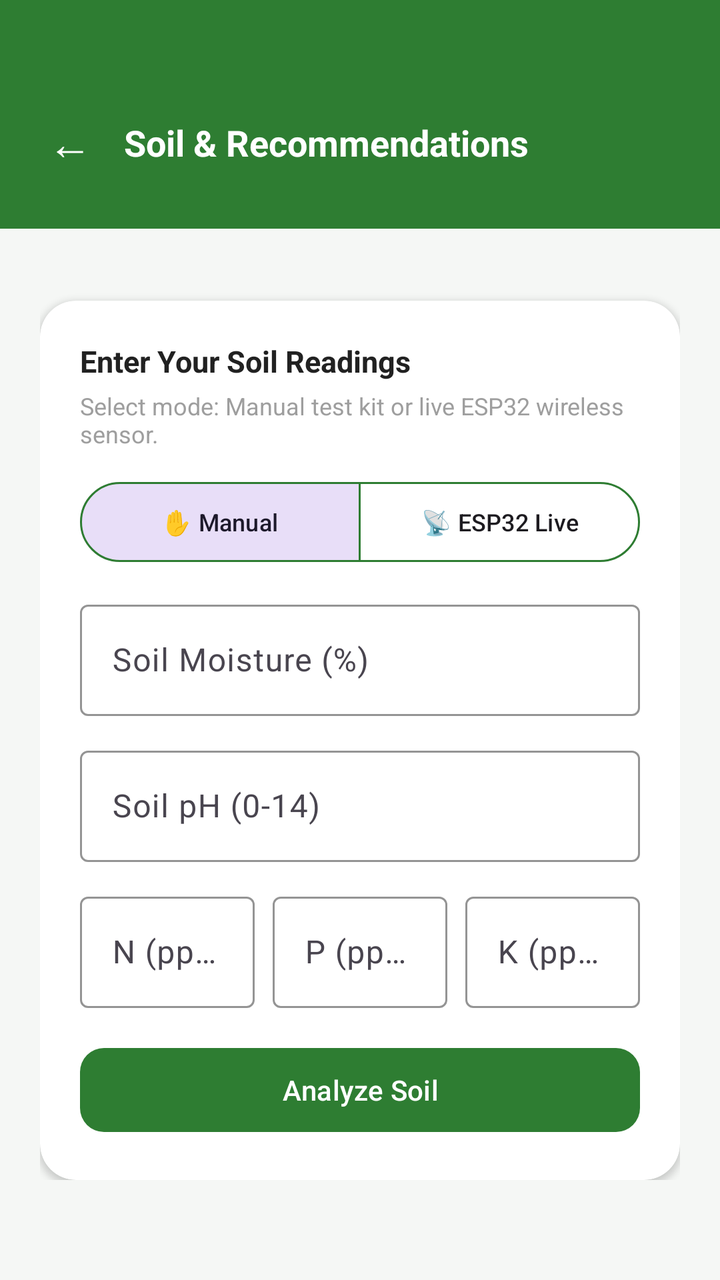
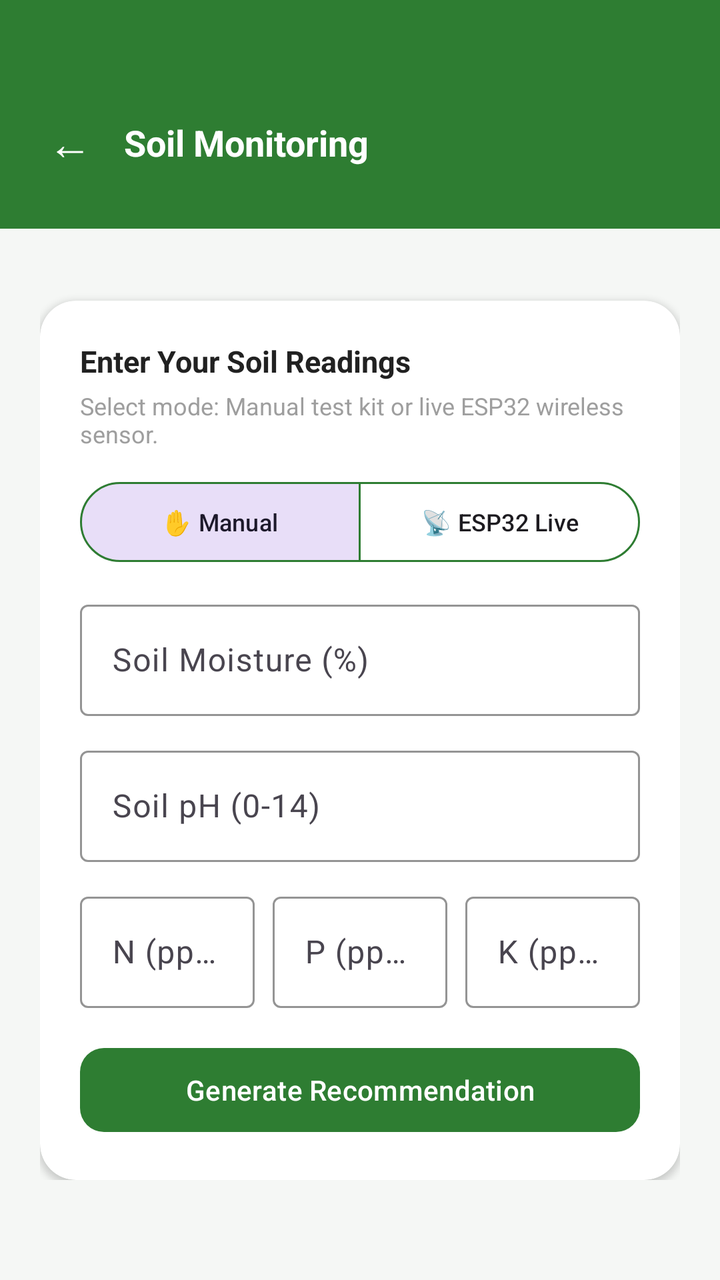

Before-and-after screenshots of an Android layout around one commit, followed by the original layout XML and the change that was made.
<!-- AndroidManifest.xml: application theme Theme.Vinland -->
<!-- res/layout/activity_recommendation.xml -->
<?xml version="1.0" encoding="utf-8"?>
<androidx.core.widget.NestedScrollView xmlns:android="http://schemas.android.com/apk/res/android"
    xmlns:app="http://schemas.android.com/apk/res-auto"
    android:layout_width="match_parent"
    android:layout_height="match_parent"
    android:background="#F5F7F5"
    android:clipToPadding="false"
    android:fillViewport="true">

    <LinearLayout
        android:layout_width="match_parent"
        android:layout_height="wrap_content"
        android:orientation="vertical">

        
        <LinearLayout
            android:layout_width="match_parent"
            android:layout_height="wrap_content"
            android:orientation="horizontal"
            android:gravity="center_vertical"
            android:background="#2E7D32"
            android:paddingTop="48dp"
            android:paddingBottom="20dp"
            android:paddingHorizontal="16dp">

            <TextView
                android:id="@+id/tvBack"
                android:layout_width="wrap_content"
                android:layout_height="wrap_content"
                android:text="←"
                android:textSize="22sp"
                android:textColor="#FFFFFF"
                android:padding="8dp" />

            <TextView
                android:layout_width="wrap_content"
                android:layout_height="wrap_content"
                android:layout_marginStart="8dp"
                android:text="Soil &amp; Recommendations"
                android:textSize="18sp"
                android:textStyle="bold"
                android:textColor="#FFFFFF" />
        </LinearLayout>

        <LinearLayout
            android:layout_width="match_parent"
            android:layout_height="wrap_content"
            android:orientation="vertical"
            android:paddingHorizontal="20dp"
            android:paddingTop="20dp"
            android:paddingBottom="40dp">

            
            <com.google.android.material.card.MaterialCardView
                android:layout_width="match_parent"
                android:layout_height="wrap_content"
                android:layout_marginTop="16dp"
                app:cardCornerRadius="18dp"
                app:cardElevation="2dp"
                app:strokeWidth="0dp"
                app:cardBackgroundColor="#FFFFFF">

                <LinearLayout
                    android:layout_width="match_parent"
                    android:layout_height="wrap_content"
                    android:orientation="vertical"
                    android:padding="20dp">

                    <TextView
                        android:id="@+id/tvInputHeader"
                        android:layout_width="wrap_content"
                        android:layout_height="wrap_content"
                        android:text="Enter Your Soil Readings"
                        android:textStyle="bold"
                        android:textColor="#212121"
                        android:textSize="15sp"
                        android:layout_marginBottom="4dp" />

                    <TextView
                        android:id="@+id/tvInputSubheader"
                        android:layout_width="wrap_content"
                        android:layout_height="wrap_content"
                        android:text="Select mode: Manual test kit or live ESP32 wireless sensor."
                        android:textColor="#9E9E9E"
                        android:textSize="12sp"
                        android:layout_marginBottom="12dp" />

                    
                    <com.google.android.material.button.MaterialButtonToggleGroup
                        android:id="@+id/toggleGroupMode"
                        android:layout_width="match_parent"
                        android:layout_height="wrap_content"
                        android:layout_marginBottom="12dp"
                        app:singleSelection="true"
                        app:selectionRequired="true"
                        app:checkedButton="@id/btnModeManual">

                        <com.google.android.material.button.MaterialButton
                            android:id="@+id/btnModeManual"
                            style="@style/Widget.Material3.Button.OutlinedButton"
                            android:layout_width="0dp"
                            android:layout_height="wrap_content"
                            android:layout_weight="1"
                            android:text="✋ Manual"
                            android:textAllCaps="false"
                            android:textSize="12sp"
                            app:strokeColor="#2E7D32" />

                        <com.google.android.material.button.MaterialButton
                            android:id="@+id/btnModeAuto"
                            style="@style/Widget.Material3.Button.OutlinedButton"
                            android:layout_width="0dp"
                            android:layout_height="wrap_content"
                            android:layout_weight="1"
                            android:text="📡 ESP32 Live"
                            android:textAllCaps="false"
                            android:textSize="12sp"
                            app:strokeColor="#2E7D32" />
                    </com.google.android.material.button.MaterialButtonToggleGroup>

                    
                    <com.google.android.material.card.MaterialCardView
                        android:id="@+id/cardLiveSensorBanner"
                        android:layout_width="match_parent"
                        android:layout_height="wrap_content"
                        android:layout_marginBottom="14dp"
                        android:visibility="gone"
                        app:cardCornerRadius="12dp"
                        app:cardElevation="0dp"
                        app:strokeWidth="1dp"
                        app:strokeColor="#81C784"
                        app:cardBackgroundColor="#E8F5E9">

                        <LinearLayout
                            android:layout_width="match_parent"
                            android:layout_height="wrap_content"
                            android:orientation="vertical"
                            android:padding="12dp">

                            <LinearLayout
                                android:layout_width="match_parent"
                                android:layout_height="wrap_content"
                                android:orientation="horizontal"
                                android:gravity="center_vertical">

                                <TextView
                                    android:id="@+id/tvLiveStatusDot"
                                    android:layout_width="wrap_content"
                                    android:layout_height="wrap_content"
                                    android:text="🟡"
                                    android:textSize="14sp"
                                    android:layout_marginEnd="6dp" />

                                <TextView
                                    android:id="@+id/tvLiveStatusText"
                                    android:layout_width="0dp"
                                    android:layout_height="wrap_content"
                                    android:layout_weight="1"
                                    android:text="Listening to VINLAND-ESP32-01..."
                                    android:textColor="#2E7D32"
                                    android:textSize="13sp"
                                    android:textStyle="bold" />

                                <TextView
                                    android:id="@+id/tvChangeDevice"
                                    android:layout_width="wrap_content"
                                    android:layout_height="wrap_content"
                                    android:text="Change ID"
                                    android:textColor="#1B5E20"
                                    android:textSize="12sp"
                                    android:textStyle="bold"
                                    android:padding="4dp" />
                            </LinearLayout>

                            <TextView
                                android:id="@+id/tvLiveLastUpdated"
                                android:layout_width="match_parent"
                                android:layout_height="wrap_content"
                                android:layout_marginTop="2dp"
                                android:text="Waiting for sensor telemetry..."
                                android:textColor="#486B4A"
                                android:textSize="11sp" />
                        </LinearLayout>
                    </com.google.android.material.card.MaterialCardView>

                    
                    <com.google.android.material.textfield.TextInputLayout
                        style="@style/Widget.Material3.TextInputLayout.OutlinedBox"
                        android:layout_width="match_parent"
                        android:layout_height="wrap_content"
                        android:hint="Soil Moisture (%)"
                        app:boxStrokeColor="#2E7D32"
                        app:hintTextColor="#2E7D32">

                        <com.google.android.material.textfield.TextInputEditText
                            android:id="@+id/etMoisture"
                            android:layout_width="match_parent"
                            android:layout_height="wrap_content"
                            android:inputType="numberDecimal" />
                    </com.google.android.material.textfield.TextInputLayout>

                    
                    <com.google.android.material.textfield.TextInputLayout
                        style="@style/Widget.Material3.TextInputLayout.OutlinedBox"
                        android:layout_width="match_parent"
                        android:layout_height="wrap_content"
                        android:layout_marginTop="12dp"
                        android:hint="Soil pH (0-14)"
                        app:boxStrokeColor="#2E7D32"
                        app:hintTextColor="#2E7D32">

                        <com.google.android.material.textfield.TextInputEditText
                            android:id="@+id/etPh"
                            android:layout_width="match_parent"
                            android:layout_height="wrap_content"
                            android:inputType="numberDecimal" />
                    </com.google.android.material.textfield.TextInputLayout>

                    
                    <LinearLayout
                        android:layout_width="match_parent"
                        android:layout_height="wrap_content"
                        android:orientation="horizontal"
                        android:layout_marginTop="12dp">

                        <com.google.android.material.textfield.TextInputLayout
                            style="@style/Widget.Material3.TextInputLayout.OutlinedBox"
                            android:layout_width="0dp"
                            android:layout_height="wrap_content"
                            android:layout_weight="1"
                            android:layout_marginEnd="6dp"
                            android:hint="N (ppm)"
                            app:boxStrokeColor="#2E7D32"
                            app:hintTextColor="#2E7D32">

                            <com.google.android.material.textfield.TextInputEditText
                                android:id="@+id/etNitrogen"
                                android:layout_width="match_parent"
                                android:layout_height="wrap_content"
                                android:inputType="numberDecimal" />
                        </com.google.android.material.textfield.TextInputLayout>

                        <com.google.android.material.textfield.TextInputLayout
                            style="@style/Widget.Material3.TextInputLayout.OutlinedBox"
                            android:layout_width="0dp"
                            android:layout_height="wrap_content"
                            android:layout_weight="1"
                            android:layout_marginStart="3dp"
                            android:layout_marginEnd="3dp"
                            android:hint="P (ppm)"
                            app:boxStrokeColor="#2E7D32"
                            app:hintTextColor="#2E7D32">

                            <com.google.android.material.textfield.TextInputEditText
                                android:id="@+id/etPhosphorus"
                                android:layout_width="match_parent"
                                android:layout_height="wrap_content"
                                android:inputType="numberDecimal" />
                        </com.google.android.material.textfield.TextInputLayout>

                        <com.google.android.material.textfield.TextInputLayout
                            style="@style/Widget.Material3.TextInputLayout.OutlinedBox"
                            android:layout_width="0dp"
                            android:layout_height="wrap_content"
                            android:layout_weight="1"
                            android:layout_marginStart="6dp"
                            android:hint="K (ppm)"
                            app:boxStrokeColor="#2E7D32"
                            app:hintTextColor="#2E7D32">

                            <com.google.android.material.textfield.TextInputEditText
                                android:id="@+id/etPotassium"
                                android:layout_width="match_parent"
                                android:layout_height="wrap_content"
                                android:inputType="numberDecimal" />
                        </com.google.android.material.textfield.TextInputLayout>
                    </LinearLayout>

                    <TextView
                        android:id="@+id/tvInputError"
                        android:layout_width="match_parent"
                        android:layout_height="wrap_content"
                        android:layout_marginTop="10dp"
                        android:textColor="#D32F2F"
                        android:textSize="13sp"
                        android:visibility="gone" />

                    <com.google.android.material.button.MaterialButton
                        android:id="@+id/btnAnalyze"
                        android:layout_width="match_parent"
                        android:layout_height="50dp"
                        android:layout_marginTop="16dp"
                        android:text="Analyze Soil"
                        android:textAllCaps="false"
                        app:cornerRadius="12dp"
                        app:backgroundTint="#2E7D32" />

                </LinearLayout>
            </com.google.android.material.card.MaterialCardView>

            
            <LinearLayout
                android:id="@+id/layoutResults"
                android:layout_width="match_parent"
                android:layout_height="wrap_content"
                android:orientation="vertical"
                android:layout_marginTop="20dp"
                android:visibility="gone">

                
                <com.google.android.material.card.MaterialCardView
                    android:id="@+id/cardAiInsights"
                    android:layout_width="match_parent"
                    android:layout_height="wrap_content"
                    android:layout_marginBottom="14dp"
                    app:cardCornerRadius="16dp"
                    app:cardElevation="0dp"
                    app:strokeWidth="1dp"
                    app:strokeColor="#A5D6A7"
                    app:cardBackgroundColor="#F1F8E9">

                    <LinearLayout
                        android:layout_width="match_parent"
                        android:layout_height="wrap_content"
                        android:orientation="vertical"
                        android:padding="16dp">

                        <LinearLayout
                            android:layout_width="match_parent"
                            android:layout_height="wrap_content"
                            android:orientation="horizontal"
                            android:gravity="center_vertical">

                            <TextView
                                android:layout_width="wrap_content"
                                android:layout_height="wrap_content"
                                android:text="🤖"
                                android:textSize="22sp"
                                android:layout_marginEnd="8dp" />

                            <TextView
                                android:layout_width="0dp"
                                android:layout_height="wrap_content"
                                android:layout_weight="1"
                                android:text="AI Agronomist Insights"
                                android:textSize="14sp"
                                android:textStyle="bold"
                                android:textColor="#2E7D32" />

                            <ProgressBar
                                android:id="@+id/progressAiLoading"
                                android:layout_width="20dp"
                                android:layout_height="20dp"
                                android:visibility="visible" />
                        </LinearLayout>

                        <TextView
                            android:id="@+id/tvAiAdvice"
                            android:layout_width="match_parent"
                            android:layout_height="wrap_content"
                            android:layout_marginTop="10dp"
                            android:text="Consulting Gemini AI for personalized soil recommendations..."
                            android:textColor="#333333"
                            android:textSize="13sp"
                            android:lineSpacingExtra="3dp" />
                    </LinearLayout>
                </com.google.android.material.card.MaterialCardView>

                <TextView
                    android:layout_width="wrap_content"
                    android:layout_height="wrap_content"
                    android:text="🌱 Recommended Crops for Your Soil"
                    android:textStyle="bold"
                    android:textColor="#212121"
                    android:textSize="14sp"
                    android:layout_marginTop="16dp"
                    android:layout_marginBottom="10dp" />

                <LinearLayout
                    android:id="@+id/layoutRecommendedCrops"
                    android:layout_width="match_parent"
                    android:layout_height="wrap_content"
                    android:orientation="vertical"
                    android:layout_marginBottom="10dp" />

                <TextView
                    android:layout_width="wrap_content"
                    android:layout_height="wrap_content"
                    android:text="Parameter Details"
                    android:textStyle="bold"
                    android:textColor="#212121"
                    android:textSize="14sp"
                    android:layout_marginBottom="10dp" />

                <LinearLayout
                    android:id="@+id/layoutParameterResults"
                    android:layout_width="match_parent"
                    android:layout_height="wrap_content"
                    android:orientation="vertical" />

                <com.google.android.material.button.MaterialButton
                    android:id="@+id/btnSaveToHistory"
                    android:layout_width="match_parent"
                    android:layout_height="50dp"
                    android:layout_marginTop="12dp"
                    android:text="💾 Save Reading to History"
                    android:textAllCaps="false"
                    app:cornerRadius="12dp"
                    app:backgroundTint="#2E7D32" />

            </LinearLayout>

        </LinearLayout>
    </LinearLayout>
</androidx.core.widget.NestedScrollView>
<!-- resources referenced by this layout -->
<resources>
  <style name="Theme.Vinland" parent="Base.Theme.Vinland" />
  <style name="Base.Theme.Vinland" parent="Theme.Material3.DayNight.NoActionBar">
          
          
      </style>
</resources>

<!-- the commit's change to res/layout/activity_recommendation.xml (unified diff, before → after) -->
@@ -36,7 +36,7 @@
                 android:layout_width="wrap_content"
                 android:layout_height="wrap_content"
                 android:layout_marginStart="8dp"
-                android:text="Soil &amp; Recommendations"
+                android:text="Soil Monitoring"
                 android:textSize="18sp"
                 android:textStyle="bold"
                 android:textColor="#FFFFFF" />
@@ -290,7 +290,7 @@
                         android:layout_width="match_parent"
                         android:layout_height="50dp"
                         android:layout_marginTop="16dp"
-                        android:text="Analyze Soil"
+                        android:text="Generate Recommendation"
                         android:textAllCaps="false"
                         app:cornerRadius="12dp"
                         app:backgroundTint="#2E7D32" />
@@ -306,6 +306,127 @@
                 android:orientation="vertical"
                 android:layout_marginTop="20dp"
                 android:visibility="gone">
+
+                
+                <com.google.android.material.card.MaterialCardView
+                    android:id="@+id/cardSummaryOverview"
+                    android:layout_width="match_parent"
+                    android:layout_height="wrap_content"
+                    android:layout_marginBottom="16dp"
+                    app:cardCornerRadius="16dp"
+                    app:cardElevation="2dp"
+                    app:strokeWidth="0dp"
+                    app:cardBackgroundColor="#FFFFFF">
+
+                    <LinearLayout
+                        android:layout_width="match_parent"
+                        android:layout_height="wrap_content"
+                        android:orientation="vertical"
+                        android:padding="16dp">
+
+                        <LinearLayout
+                            android:layout_width="match_parent"
+                            android:layout_height="wrap_content"
+                            android:orientation="horizontal"
+                            android:gravity="center_vertical"
+                            android:layout_marginBottom="8dp">
+
+                            <TextView
+                                android:layout_width="0dp"
+                                android:layout_height="wrap_content"
+                                android:layout_weight="1"
+                                android:text="📊 Executive Soil Summary"
+                                android:textSize="15sp"
+                                android:textStyle="bold"
+                                android:textColor="#212121" />
+
+                            <TextView
+                                android:id="@+id/tvSummaryBadge"
+                                android:layout_width="wrap_content"
+                                android:layout_height="wrap_content"
+                                android:text="Optimal Health"
+                                android:textSize="11sp"
+                                android:textStyle="bold"
+                                android:textColor="#FFFFFF"
+                                android:background="#2E7D32"
+                                android:paddingHorizontal="10dp"
+                                android:paddingVertical="4dp" />
+                        </LinearLayout>
+
+                        <TextView
+                            android:id="@+id/tvSummaryKeyFindings"
+                            android:layout_width="match_parent"
+                            android:layout_height="wrap_content"
+                            android:text="Soil parameters evaluated."
+                            android:textColor="#555555"
+                            android:textSize="13sp"
+                            android:lineSpacingExtra="2dp"
+                            android:layout_marginBottom="12dp" />
+
+                        <View
+                            android:layout_width="match_parent"
+                            android:layout_height="1dp"
+                            android:background="#EEEEEE"
+                            android:layout_marginBottom="12dp" />
+
+                        <LinearLayout
+                            android:layout_width="match_parent"
+                            android:layout_height="wrap_content"
+                            android:orientation="horizontal">
+
+                            <LinearLayout
+                                android:layout_width="0dp"
+                                android:layout_height="wrap_content"
+                                android:layout_weight="1"
+                                android:orientation="vertical">
+
+                                <TextView
+                                    android:layout_width="wrap_content"
+                                    android:layout_height="wrap_content"
+                                    android:text="TOP CROP MATCH"
+                                    android:textSize="10sp"
+                                    android:textStyle="bold"
+                                    android:textColor="#9E9E9E" />
+
+                                <TextView
+                                    android:id="@+id/tvSummaryTopCropName"
+                                    android:layout_width="wrap_content"
+                                    android:layout_height="wrap_content"
+                                    android:text="🌱 Tomato"
+                                    android:textSize="13sp"
+                                    android:textStyle="bold"
+                                    android:textColor="#2E7D32"
+                                    android:layout_marginTop="2dp" />
+                            </LinearLayout>
+
+                            <LinearLayout
+                                android:layout_width="0dp"
+                                android:layout_height="wrap_content"
+                                android:layout_weight="1"
+                                android:orientation="vertical">
+
+                                <TextView
+                                    android:layout_width="wrap_content"
+                                    android:layout_height="wrap_content"
+                                    android:text="PRIMARY ACTION"
+                                    android:textSize="10sp"
+                                    android:textStyle="bold"
+                                    android:textColor="#9E9E9E" />
+
+                                <TextView
+                                    android:id="@+id/tvSummaryActionNeeded"
+                                    android:layout_width="wrap_content"
+                                    android:layout_height="wrap_content"
+                                    android:text="Add Organic Nitrogen"
+                                    android:textSize="13sp"
+                                    android:textStyle="bold"
+                                    android:textColor="#1565C0"
+                                    android:layout_marginTop="2dp" />
+                            </LinearLayout>
+                        </LinearLayout>
+
+                    </LinearLayout>
+                </com.google.android.material.card.MaterialCardView>
 
                 
                 <com.google.android.material.card.MaterialCardView
